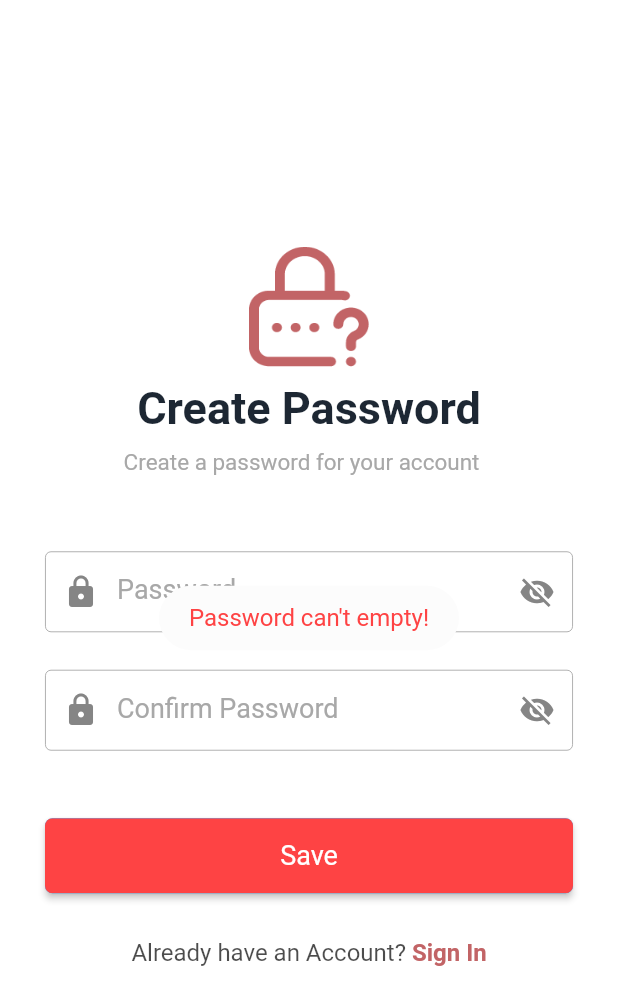
After one commit to Abdullah272056/buy_and_sell_usa, a Flutter app: the PasswordSetScreen screen opened directly, after a tap on "Save", on a phone screen of 412 x 824 dp. The commit adds this screen. Shown: the top 1005 px of the screen. Run offline on Flutter 3.47's test engine with Material 2 defaults, Android fonts, the phone set to English and light mode, and no system bars; our stand-ins replace fluttertoast, get, get_storage; accounts and stored records are empty; Roboto replaces fonts that are missing (PT-Sans).

Commit message:
PasswordSetPageController page designed and some icon change

```diff
--- /dev/null
+++ b/lib/controller/password_set_page_controller.dart
@@ -0,0 +1,45 @@
+import 'dart:convert';
+
+import 'package:flutter/cupertino.dart';
+import 'package:get/get.dart';
+
+import '../static/Colors.dart';
+
+class PasswordSetPageController extends GetxController {
+
+  ///input box controller
+  final passwordController = TextEditingController().obs;
+  final confirmPasswordController = TextEditingController().obs;
+
+  final  passwordControllerFocusNode = FocusNode().obs;
+  final  confirmPasswordControllerFocusNode = FocusNode().obs;
+
+
+  ///input box color and operation
+  var userEmailLevelTextColor = hint_color.obs;
+  var passwordLevelTextColor = hint_color.obs;
+  var emailFocusNode = FocusNode().obs;
+  var isObscurePassword = true.obs;
+  var isObscureConfirmPassword = true.obs;
+
+
+
+  updateUserNameLevelTextColor(Color value) {
+    userEmailLevelTextColor(value);
+  }
+
+  updateIsObscureConfirmPassword(var value) {
+    isObscureConfirmPassword(value);
+  }
+
+
+  updateIsObscurePassword(var value) {
+    isObscurePassword(value);
+  }
+  updatePasswordLevelTextColor(Color value) {
+    passwordLevelTextColor(value);
+  }
+
+
+
+}
--- a/lib/main.dart
+++ b/lib/main.dart
@@ -7,6 +7,7 @@ import 'package:fnf_buy/view/dash_board_page.dart';
 import 'package:fnf_buy/view/email_verification.dart';
 import 'package:fnf_buy/view/home_page.dart';
 import 'package:fnf_buy/view/log_in_page.dart';
+import 'package:fnf_buy/view/password_set_page.dart';
 import 'package:get/get_navigation/src/root/get_material_app.dart';
 import 'package:get_storage/get_storage.dart';
 
--- /dev/null
+++ b/lib/view/password_set_page.dart
@@ -0,0 +1,480 @@
+import 'dart:convert';
+import 'dart:io';
+
+
+import 'package:flutter/material.dart';
+import 'package:fluttertoast/fluttertoast.dart';
+import 'package:get/get.dart';
+import 'package:get/get_core/src/get_main.dart';
+import 'package:http/http.dart';
+
+
+
+import '../../controller/log_in_page_controller.dart';
+import '../controller/password_set_page_controller.dart';
+import '../controller/sign_up_page_controller.dart';
+import '../static/Colors.dart';
+import 'log_in_page.dart';
+
+
+class PasswordSetScreen extends StatelessWidget {
+
+  final passwordSetPageController = Get.put(PasswordSetPageController());
+  var width;
+  var height;
+  @override
+  Widget build(BuildContext context) {
+    width =MediaQuery.of(context).size.width;
+    height =MediaQuery.of(context).size.height;
+    return SafeArea(
+      child: Scaffold(
+          backgroundColor:  backGroundColor,
+          body: LayoutBuilder(builder: (context,constraints){
+
+            if(constraints.maxWidth<600){
+              return _buildBodyDesign();
+            }
+            else{
+              return Center(child:
+              Container(
+                // height: 100,
+                width: 500,
+                child: _buildBodyDesign(),
+                // color: Colors.amber,
+              ),);
+
+            }
+
+          },)
+
+
+
+
+      ),
+    );
+
+
+  }
+
+
+  Widget _buildBodyDesign() {
+    return  Center(
+      child: SingleChildScrollView(
+        child: Padding(
+          padding: EdgeInsets.only(left: 30,right: 30,top: 20,bottom: 20),
+
+          // padding: const EdgeInsets.symmetric(
+          //   horizontal: 40,
+          // ).copyWith(top: 20),
+          child: Column(
+            children: [
+              Padding(
+                padding: const EdgeInsets.symmetric(
+                  horizontal: 30,
+                ),
+                child: Column(
+                  children: [
+                    ///ratio 1:2.25
+                    Image.asset(
+                      "assets/images/icon_forgot.png",
+                      width: 80,
+                      height: 80,
+                      fit: BoxFit.fill,
+                      color: forgotten_password_text_color,
+                    )
+                  ],
+                ),
+              ),
+
+
+              Container(
+                margin:const EdgeInsets.only(right: 10.0,top: 10,left: 10,bottom: 0),
+                child: const Align(alignment: Alignment.center,
+                  child: Text(
+                    "Create Password",
+                    textAlign: TextAlign.center,
+
+                    style: TextStyle(
+                        color:text_color,
+                        fontSize: 30,
+                        fontWeight: FontWeight.w700),
+                  ),
+                ),
+              ),
+              Container(
+                margin:const EdgeInsets.only(right: 20.0,top: 10,left: 10,bottom: 0),
+                child: const Align(alignment: Alignment.center,
+                  child: Text(
+                    "Create a password for your account",
+                    textAlign: TextAlign.center,
+                    style: TextStyle(
+                        color: hint_color,
+                        fontSize: 15,
+                        fontWeight: FontWeight.w400),
+                  ),),
+              ),
+              const SizedBox(
+                height: 50,
+              ),
+
+
+              //password input
+              _buildTextFieldPassword(
+                // hintText: 'Password',
+                obscureText: true,
+                prefixedIcon: const Icon(Icons.lock, color: input_box_icon_color),
+                labelText: "Password",
+              ),
+              const SizedBox(
+                height: 25,
+              ),
+              //password input
+              _buildTextFieldConfirmPassword(
+                // hintText: 'Password',
+                obscureText: true,
+                prefixedIcon: const Icon(Icons.lock, color: input_box_icon_color),
+                labelText: "Confirm Password",
+              ),
+
+              const SizedBox(
+                height: 45,
+              ),
+              _buildSaveButton(),
+              const SizedBox(
+                height: 30,
+              ),
+
+              _buildSignUpQuestion(),
+              const SizedBox(
+                height: 15,
+              ),
+            ],
+          ),
+        ),
+      ),
+    );
+  }
+
+  @override
+  void didChangeAppLifecycleState(AppLifecycleState state) {
+    print("AppLifecycleState changed: $state");
+    if (state == AppLifecycleState.resumed) {
+      _showToast("resumed");
+    }
+  }
+
+
+
+//password input field create
+  Widget _buildTextFieldPassword({
+    required bool obscureText,
+    Widget? prefixedIcon,
+    String? hintText,
+    String? labelText,
+  }) {
+    return Material(
+    color:transparent,
+    child:
+
+    Focus(
+      onFocusChange: (hasFocus) {
+        passwordSetPageController.passwordLevelTextColor.value = hasFocus ? hint_color : hint_color;
+    },
+    child:  Obx(() =>
+
+
+        TextField(
+          controller: passwordSetPageController.passwordController.value,
+          cursorColor:awsCursorColor,
+          cursorWidth: 1.5,
+
+          obscureText: passwordSetPageController.isObscurePassword.value,
+          // obscuringCharacter: "*",
+          focusNode:passwordSetPageController.passwordControllerFocusNode.value,
+          onSubmitted:(_){
+            passwordSetPageController.confirmPasswordControllerFocusNode.value.requestFocus();
+          },
+          style: const TextStyle(color: Colors.black, fontSize: 18),
+          decoration: InputDecoration(
+            // border: InputBorder.none,
+            border: OutlineInputBorder(borderRadius: BorderRadius.circular(10)),
+            // labelText: 'Password',
+            // contentPadding: const EdgeInsets.all(17),
+            contentPadding:  EdgeInsets.only(left: 17, right: 17,top: height/50,bottom:height/50 ),
+
+            suffixIcon: IconButton(
+                color: input_box_icon_color,
+                icon: Icon(
+                  passwordSetPageController.isObscurePassword.value ? Icons.visibility_off : Icons.visibility,
+                ),
+
+                // Icon(_isObscure ? Icons.visibility_off : Icons.visibility),
+                onPressed: () {
+                  passwordSetPageController.updateIsObscurePassword(!passwordSetPageController.isObscurePassword.value);
+                }),
+
+            // filled: true,
+            fillColor: Colors.white,
+            prefixIcon: prefixedIcon,
+            prefixIconColor: input_box_icon_color,
+            hintText: hintText,
+            hintStyle: const TextStyle(
+              color: hint_color,
+              fontWeight: FontWeight.normal,
+              fontFamily: 'PTSans',
+            ),
+
+            focusedBorder: const OutlineInputBorder(
+              borderSide: BorderSide(color:input_box_OutlineInputBorder_active_color, width: 1),
+            ),
+            enabledBorder: const OutlineInputBorder(
+              borderSide: BorderSide(color:input_box_OutlineInputBorder_de_active_color, width: .6),
+            ),
+            labelText: labelText,
+            labelStyle:  TextStyle(
+              color: passwordSetPageController.passwordLevelTextColor.value,
+            ),
+          ),
+        )),
+    )
+
+    );
+  }
+
+  //password input field create
+  Widget _buildTextFieldConfirmPassword({
+    required bool obscureText,
+    Widget? prefixedIcon,
+    String? hintText,
+    String? labelText,
+  }) {
+    return Material(
+        color:transparent,
+        child:
+
+        Focus(
+          onFocusChange: (hasFocus) {
+            passwordSetPageController.passwordLevelTextColor.value = hasFocus ? hint_color : hint_color;
+          },
+          child:  Obx(() =>
+
+
+              TextField(
+                controller: passwordSetPageController.confirmPasswordController.value,
+                cursorColor:awsCursorColor,
+                cursorWidth: 1.5,
+
+                obscureText: passwordSetPageController.isObscureConfirmPassword.value,
+                // obscuringCharacter: "*",
+                focusNode:passwordSetPageController.confirmPasswordControllerFocusNode.value,
+                style: const TextStyle(color: Colors.black, fontSize: 18),
+                decoration: InputDecoration(
+                  // border: InputBorder.none,
+                  border: OutlineInputBorder(borderRadius: BorderRadius.circular(10)),
+                  // labelText: 'Password',
+                  // contentPadding: const EdgeInsets.all(17),
+                  contentPadding:  EdgeInsets.only(left: 17, right: 17,top: height/50,bottom:height/50 ),
+                  suffixIcon: IconButton(
+                      color: input_box_icon_color,
+                      icon: Icon(
+                        passwordSetPageController.isObscureConfirmPassword.value ? Icons.visibility_off : Icons.visibility,
+                      ),
+
+                      // Icon(_isObscure ? Icons.visibility_off : Icons.visibility),
+                      onPressed: () {
+                        passwordSetPageController.updateIsObscureConfirmPassword(!passwordSetPageController.isObscureConfirmPassword.value);
+                      }),
+
+                  filled: true,
+                  fillColor: Colors.white,
+                  prefixIcon: prefixedIcon,
+                  prefixIconColor: input_box_icon_color,
+                  hintText: hintText,
+                  hintStyle: const TextStyle(
+                    color: hint_color,
+                    fontWeight: FontWeight.normal,
+                    fontFamily: 'PTSans',
+                  ),
+
+                  focusedBorder: const OutlineInputBorder(
+                    borderSide: BorderSide(color:input_box_OutlineInputBorder_active_color, width: 1),
+                  ),
+                  enabledBorder: const OutlineInputBorder(
+                    borderSide: BorderSide(color:input_box_OutlineInputBorder_de_active_color, width: .6),
+                  ),
+                  labelText: labelText,
+                  labelStyle:  TextStyle(
+                    color: passwordSetPageController.passwordLevelTextColor.value,
+                  ),
+                ),
+              )),
+        )
+
+    );
+  }
+
+
+
+  //login button create
+  Widget _buildSaveButton() {
+    return ElevatedButton(
+        onPressed: () {
+
+          String passwordTxt = passwordSetPageController.passwordController.value.text;
+          String confirmPasswordTxt = passwordSetPageController.confirmPasswordController.value.text;
+
+          if (_inputValid(password: passwordTxt, confirmPassword: confirmPasswordTxt)== false) {
+            // userAutoLogIn();
+
+        //    LogInApiService().userLogIn(userName: userNameTxt, password: passwordTxt);
+
+          }
+
+
+        },
+      style: ElevatedButton.styleFrom(
+          padding: EdgeInsets.zero,
+          shape: RoundedRectangleBorder(
+              borderRadius: BorderRadius.circular(5))),
+      child: Ink(
+        decoration: BoxDecoration(
+            gradient: const LinearGradient(colors: [button_bg_color,button_bg_color],
+              begin: Alignment.centerLeft,
+              end: Alignment.centerRight,
+            ),
+            borderRadius: BorderRadius.circular(5.0)
+        ),
+        child: Container(
+
+          height: 50,
+          alignment: Alignment.center,
+          child:  const Text(
+            "Save",
+            textAlign: TextAlign.center,
+            style: TextStyle(
+              fontFamily: 'PT-Sans',
+              fontSize: 18,
+              fontWeight: FontWeight.normal,
+              color: Colors.white,
+            ),
+          ),
+        ),
+      ),
+    );
+  }
+
+  //join now asking
+  Widget _buildSignUpQuestion() {
+    return Row(
+      mainAxisAlignment: MainAxisAlignment.center,
+      children: [
+
+
+         Text(
+          "Already have an Account? ",
+          style: TextStyle(
+            fontFamily: 'PT-Sans',
+            fontSize: 16,
+            color: Colors.black.withOpacity(.7),
+          ),
+        ),
+        InkWell(
+          child: const Text(
+            'Sign In',
+            style: TextStyle(
+              fontFamily: 'PT-Sans',
+              fontSize: 16,
+              fontWeight: FontWeight.bold,
+              color:forgotten_password_text_color,
+            ),
+          ),
+          onTap: () {
+
+            Get.to(LogInScreen());
+
+          },
+        ),
+      ],
+    );
+  }
+
+  //input text validation check
+  _inputValid({required String password, required String confirmPassword}) {
+
+    if (password.isEmpty) {
+      Fluttertoast.cancel();
+      _showToast("Password can't empty!");
+      return;
+    }
+    if (password.length < 8) {
+      Fluttertoast.cancel();
+      _showToast("Password must be 8 character!");
+      return;
+    }
+
+    if (password != confirmPassword) {
+      Fluttertoast.cancel();
+      _showToast("Confirm Password does not match!");
+      return;
+    }
+
+    return false;
+  }
+
+
+  //toast create
+  _showToast(String message) {
+    Fluttertoast.showToast(
+        msg: message,
+        toastLength: Toast.LENGTH_LONG,
+        gravity: ToastGravity.CENTER,
+        timeInSecForIosWeb: 1,
+        backgroundColor:toast_bg_color,
+        textColor: toast_text_color,
+        fontSize: 16.0);
+  }
+
+
+  //loading dialog crete
+  void showLoadingDialog(BuildContext context, String message) {
+    showDialog(
+      context: context,
+      builder: (context) {
+        // return VerificationScreen();
+        return Dialog(
+          child: Wrap(
+            children: [
+              Container(
+                  margin: const EdgeInsets.only(
+                      left: 15.0, right: 15.0, top: 20, bottom: 20),
+                  child: Center(
+                    child: Row(
+                      children: [
+                        const SizedBox(
+                          width: 10,
+                        ),
+                        const CircularProgressIndicator(
+                          backgroundColor: awsStartColor,
+                          color: awsEndColor,
+                          strokeWidth: 5,
+                        ),
+                        const SizedBox(
+                          width: 12,
+                        ),
+                        Text(
+                          message,
+                          style: const TextStyle(fontSize: 20),
+                        )
+                      ],
+                    ),
+                  ))
+            ],
+            // child: VerificationScreen(),
+          ),
+        );
+      },
+    );
+  }
+
+
+}
```
Also changed, not shown: lib/view/email_verification.dart (+17 -3 lines), lib/view/fotget_password_page.dart (+0 -113 lines), assets/images/icon_add_pass.png (added), assets/images/password_reset.png (added), assets/images/verified.png (added), assets/images/verified.webp (added).
